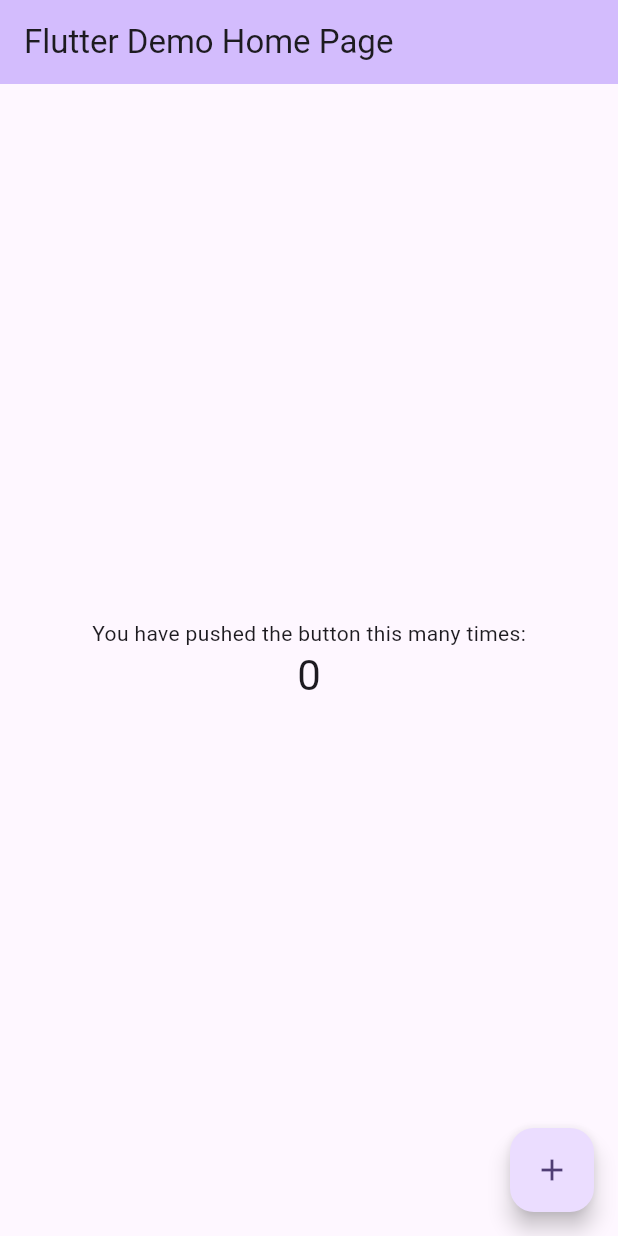
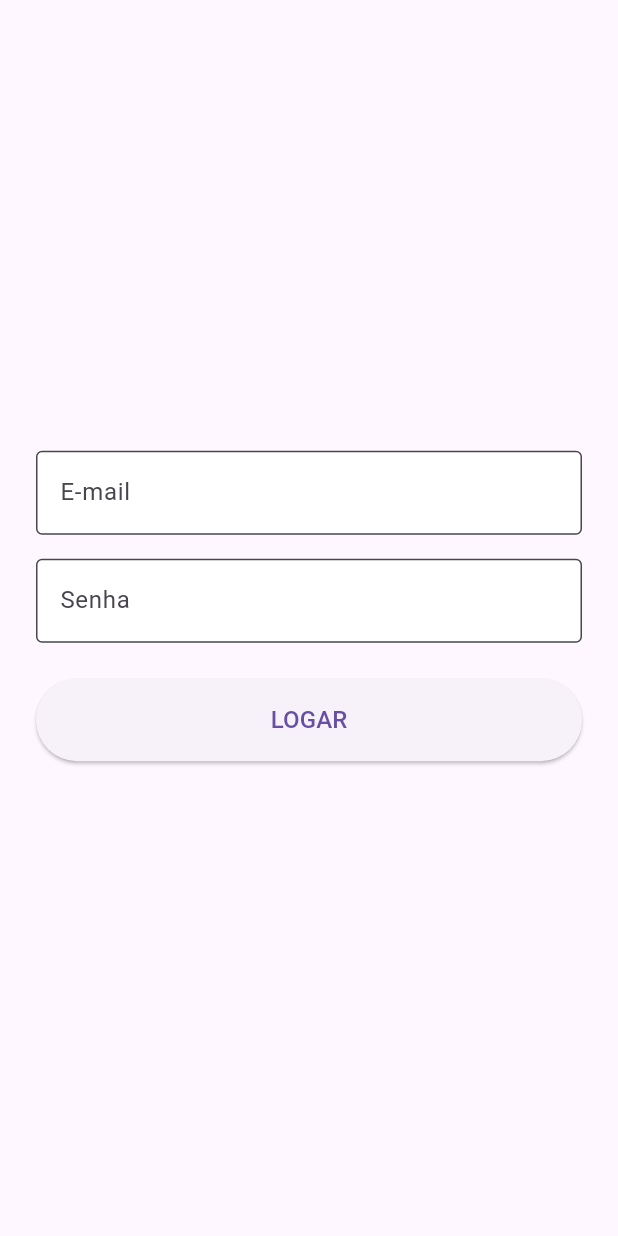
Before and after one commit to HenriqueVM5/Asimov-Pet-Shop-Flutter, a Flutter app: the screen it shows after launch, on a phone screen of 412 x 824 dp. Run offline on Flutter 3.47's test engine with Material 3 defaults, Android fonts, the phone set to English and light mode, and no system bars; our stand-ins replace cloud_firestore, firebase_auth, firebase_core; accounts and stored records are empty.

Commit message:
configuracao do firebase no android e tela inical de login

```diff
--- a/lib/main.dart
+++ b/lib/main.dart
@@ -1,122 +1,34 @@
 import 'package:flutter/material.dart';
+import 'package:firebase_core/firebase_core.dart';
+import 'screens/login_screen.dart';
 
-void main() {
-  runApp(const MyApp());
+void main() async {
+  // inicializa os widgets do Flutter antes do Firebase
+  WidgetsFlutterBinding.ensureInitialized();
+
+  // Inicializa o Firebase
+  await Firebase.initializeApp();
+
+  runApp(const PetShopApp());
 }
 
-class MyApp extends StatelessWidget {
-  const MyApp({super.key});
+class PetShopApp extends StatelessWidget {
+  const PetShopApp();
 
-  // This widget is the root of your application.
   @override
   Widget build(BuildContext context) {
     return MaterialApp(
-      title: 'Flutter Demo',
+      title: 'Pet Shop Asimov',
+      // Configuração de Tema Global do App
       theme: ThemeData(
-        // This is the theme of your application.
-        //
-        // TRY THIS: Try running your application with "flutter run". You'll see
-        // the application has a purple toolbar. Then, without quitting the app,
-        // try changing the seedColor in the colorScheme below to Colors.green
-        // and then invoke "hot reload" (save your changes or press the "hot
-        // reload" button in a Flutter-supported IDE, or press "r" if you used
-        // the command line to start the app).
-        //
-        // Notice that the counter didn't reset back to zero; the application
-        // state is not lost during the reload. To reset the state, use hot
-        // restart instead.
-        //
-        // This works for code too, not just values: Most code changes can be
-        // tested with just a hot reload.
-        colorScheme: .fromSeed(seedColor: Colors.deepPurple),
+        primarySwatch: Colors.blue, // Substituir depois que escolher a cor
+        inputDecorationTheme: const InputDecorationTheme(
+          border: OutlineInputBorder(),
+          filled: true,
+          fillColor: Colors.white,
+        ),
       ),
-      home: const MyHomePage(title: 'Flutter Demo Home Page'),
+      home: const LoginScreen(), // Define a tela inicial
     );
   }
 }
-
-class MyHomePage extends StatefulWidget {
-  const MyHomePage({super.key, required this.title});
-
-  // This widget is the home page of your application. It is stateful, meaning
-  // that it has a State object (defined below) that contains fields that affect
-  // how it looks.
-
-  // This class is the configuration for the state. It holds the values (in this
-  // case the title) provided by the parent (in this case the App widget) and
-  // used by the build method of the State. Fields in a Widget subclass are
-  // always marked "final".
-
-  final String title;
-
-  @override
-  State<MyHomePage> createState() => _MyHomePageState();
-}
-
-class _MyHomePageState extends State<MyHomePage> {
-  int _counter = 0;
-
-  void _incrementCounter() {
-    setState(() {
-      // This call to setState tells the Flutter framework that something has
-      // changed in this State, which causes it to rerun the build method below
-      // so that the display can reflect the updated values. If we changed
-      // _counter without calling setState(), then the build method would not be
-      // called again, and so nothing would appear to happen.
-      _counter++;
-    });
-  }
-
-  @override
-  Widget build(BuildContext context) {
-    // This method is rerun every time setState is called, for instance as done
-    // by the _incrementCounter method above.
-    //
-    // The Flutter framework has been optimized to make rerunning build methods
-    // fast, so that you can just rebuild anything that needs updating rather
-    // than having to individually change instances of widgets.
-    return Scaffold(
-      appBar: AppBar(
-        // TRY THIS: Try changing the color here to a specific color (to
-        // Colors.amber, perhaps?) and trigger a hot reload to see the AppBar
-        // change color while the other colors stay the same.
-        backgroundColor: Theme.of(context).colorScheme.inversePrimary,
-        // Here we take the value from the MyHomePage object that was created by
-        // the App.build method, and use it to set our appbar title.
-        title: Text(widget.title),
-      ),
-      body: Center(
-        // Center is a layout widget. It takes a single child and positions it
-        // in the middle of the parent.
-        child: Column(
-          // Column is also a layout widget. It takes a list of children and
-          // arranges them vertically. By default, it sizes itself to fit its
-          // children horizontally, and tries to be as tall as its parent.
-          //
-          // Column has various properties to control how it sizes itself and
-          // how it positions its children. Here we use mainAxisAlignment to
-          // center the children vertically; the main axis here is the vertical
-          // axis because Columns are vertical (the cross axis would be
-          // horizontal).
-          //
-          // TRY THIS: Invoke "debug painting" (choose the "Toggle Debug Paint"
-          // action in the IDE, or press "p" in the console), to see the
-          // wireframe for each widget.
-          mainAxisAlignment: .center,
-          children: [
-            const Text('You have pushed the button this many times:'),
-            Text(
-              '$_counter',
-              style: Theme.of(context).textTheme.headlineMedium,
-            ),
-          ],
-        ),
-      ),
-      floatingActionButton: FloatingActionButton(
-        onPressed: _incrementCounter,
-        tooltip: 'Increment',
-        child: const Icon(Icons.add),
-      ),
-    );
-  }
-}
--- /dev/null
+++ b/lib/screens/login_screen.dart
@@ -0,0 +1,110 @@
+import 'package:flutter/material.dart';
+import 'package:firebase_auth/firebase_auth.dart';
+import 'package:cloud_firestore/cloud_firestore.dart';
+import 'home_screen.dart';
+
+class LoginScreen extends StatefulWidget {
+  const LoginScreen();
+
+  @override
+  State<LoginScreen> createState() => _LoginScreenState();
+}
+
+class _LoginScreenState extends State<LoginScreen> {
+  // captura do texto nos campos email e senha
+  final TextEditingController _emailController = TextEditingController();
+  final TextEditingController _passwordController = TextEditingController();
+
+  bool _isLoading = false;
+
+  // Função que executa o Login
+  Future<void> _fazerLogin() async {
+    setState(() {
+      _isLoading = true;
+    });
+
+    try {
+      final email = _emailController.text.trim();
+      final password = _passwordController.text.trim();
+
+      // Tenta autenticar no Firebase Auth
+      UserCredential userCredential = await FirebaseAuth.instance
+          .signInWithEmailAndPassword(email: email, password: password);
+
+      // Se logou, busca o NOME no Firestore
+      if (userCredential.user != null) {
+        // Busca na coleção 'funcionarios' o documento onde o ID é o email
+        DocumentSnapshot userDoc = await FirebaseFirestore.instance
+            .collection('funcionarios')
+            .doc(email)
+            .get();
+
+        String nomeDoUsuario = "Usuário Desconhecido";
+
+        // Se existe nome de usuario salva ele na var nomeDoUsuario
+        if (userDoc.exists) {
+          nomeDoUsuario = userDoc.get('nome');
+        }
+
+        // Navega para a HomeScreen passando o nome
+        if (mounted) {
+          Navigator.pushReplacement(
+            context,
+            MaterialPageRoute(
+              builder: (context) => HomeScreen(nomeUsuario: nomeDoUsuario),
+            ),
+          );
+        }
+      }
+    } on FirebaseAuthException catch (e) {
+      // Exibe msg de erra caso email ou senha estejam incoretos
+      ScaffoldMessenger.of(context).showSnackBar(
+        SnackBar(content: Text('E-mail ou senha incoretos')),
+      );
+    } finally {
+      setState(() {
+        _isLoading = false;
+      });
+    }
+  }
+
+  @override
+  Widget build(BuildContext context) {
+    return Scaffold(
+      body: Padding(
+        padding: const EdgeInsets.all(24.0),
+        child: Column(
+          mainAxisAlignment: MainAxisAlignment.center,
+          crossAxisAlignment: CrossAxisAlignment.stretch,
+          children: [
+            // Campo de email
+            TextField(
+              controller: _emailController,
+              keyboardType: TextInputType.emailAddress,
+              decoration: const InputDecoration(labelText: 'E-mail'),
+            ),
+            const SizedBox(height: 16),
+            // Campo de senha
+            TextField(
+              controller: _passwordController,
+              obscureText: true,
+              decoration: const InputDecoration(labelText: 'Senha'),
+            ),
+            const SizedBox(height: 24),
+            // Botão de Logar
+            _isLoading
+                ? const Center(child: CircularProgressIndicator())
+                : ElevatedButton(
+                    onPressed: _fazerLogin,
+                    style: ElevatedButton.styleFrom(
+                      padding: const EdgeInsets.symmetric(vertical: 16),
+                    ),
+                    child: const Text('LOGAR', style: TextStyle(fontSize: 16)),
+                  ),
+            const SizedBox(height: 16),
+          ],
+        ),
+      ),
+    );
+  }
+}
--- a/pubspec.yaml
+++ b/pubspec.yaml
@@ -34,6 +34,9 @@ dependencies:
   # The following adds the Cupertino Icons font to your application.
   # Use with the CupertinoIcons class for iOS style icons.
   cupertino_icons: ^1.0.8
+  firebase_core: ^4.4.0
+  firebase_auth: ^6.1.4
+  cloud_firestore: ^6.1.2
 
 dev_dependencies:
   flutter_test:
```
Also changed, not shown: lib/screens/home_screen.dart (added, +25 -0 lines), pubspec.lock, 6 other files.
